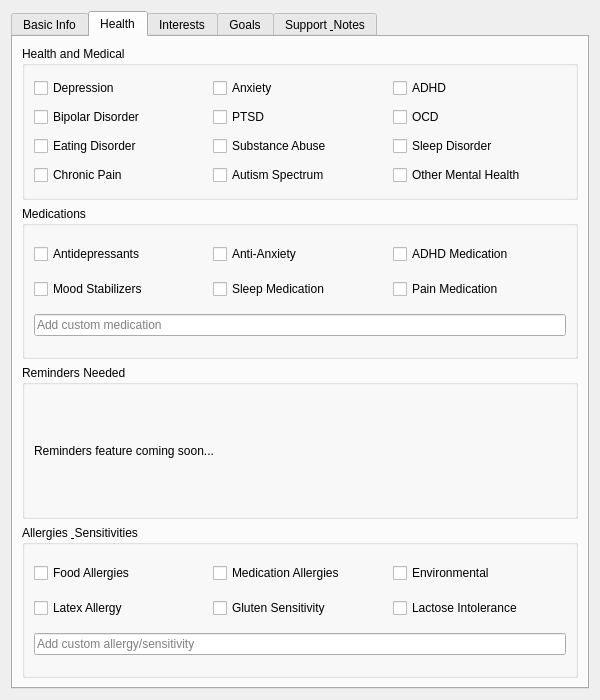
This is ui/designs/user_profile_settings_widget.ui in Jacfogel/MHM as Qt 5 draws it before an edit. The edited form follows.
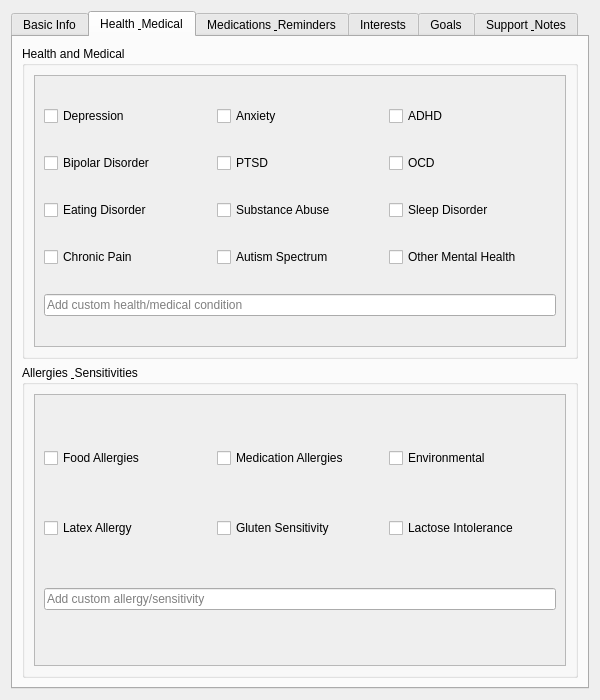
This is the edited form. The open tabs and pages were chosen to show the change.

Commit message: Fix user profile settings scroll areas and improve dynamic lists

Diff of the .ui file:
```diff
--- a/ui/designs/user_profile_settings_widget.ui
+++ b/ui/designs/user_profile_settings_widget.ui
@@ -94,7 +94,7 @@
      </widget>
      <widget class="QWidget" name="tab_health">
       <attribute name="title">
-       <string>Health</string>
+       <string>Health &amp; Medical</string>
       </attribute>
       <layout class="QVBoxLayout" name="verticalLayout_health">
        <item>
@@ -103,6 +103,48 @@
           <string>Health and Medical</string>
          </property>
          <layout class="QGridLayout" name="gridLayout_medical">
+          <item row="1" column="0">
+           <widget class="QScrollArea" name="scrollArea_medical">
+            <property name="sizePolicy">
+             <sizepolicy hsizetype="Preferred" vsizetype="Expanding">
+              <horstretch>0</horstretch>
+              <verstretch>0</verstretch>
+             </sizepolicy>
+            </property>
+            <property name="widgetResizable">
+             <bool>true</bool>
+            </property>
+            <widget class="QWidget" name="scrollAreaWidgetContents_medical">
+             <property name="geometry">
+              <rect>
+               <x>0</x>
+               <y>0</y>
+               <width>534</width>
+               <height>271</height>
+              </rect>
+             </property>
+             <layout class="QGridLayout" name="gridLayout_4">
+              <item row="2" column="1">
+               <widget class="QCheckBox" name="checkBox_substance_abuse">
+                <property name="text">
+                 <string>Substance Abuse</string>
+                </property>
+               </widget>
+              </item>
+              <item row="1" column="2">
+               <widget class="QCheckBox" name="checkBox_ocd">
+                <property name="text">
+                 <string>OCD</string>
+                </property>
+               </widget>
+              </item>
+              <item row="3" column="1">
+               <widget class="QCheckBox" name="checkBox_autism">
+                <property name="text">
+                 <string>Autism Spectrum</string>
+                </property>
+               </widget>
+              </item>
           <item row="0" column="0">
            <widget class="QCheckBox" name="checkBox_depression">
             <property name="text">
@@ -110,6 +152,27 @@
             </property>
            </widget>
           </item>
+              <item row="2" column="0">
+               <widget class="QCheckBox" name="checkBox_eating_disorder">
+                <property name="text">
+                 <string>Eating Disorder</string>
+                </property>
+               </widget>
+              </item>
+              <item row="3" column="2">
+               <widget class="QCheckBox" name="checkBox_other_mental_health">
+                <property name="text">
+                 <string>Other Mental Health</string>
+                </property>
+               </widget>
+              </item>
+              <item row="3" column="0">
+               <widget class="QCheckBox" name="checkBox_chronic_pain">
+                <property name="text">
+                 <string>Chronic Pain</string>
+                </property>
+               </widget>
+              </item>
           <item row="0" column="1">
            <widget class="QCheckBox" name="checkBox_anxiety">
             <property name="text">
@@ -117,6 +180,13 @@
             </property>
            </widget>
           </item>
+              <item row="2" column="2">
+               <widget class="QCheckBox" name="checkBox_sleep_disorder">
+                <property name="text">
+                 <string>Sleep Disorder</string>
+                </property>
+               </widget>
+              </item>
           <item row="0" column="2">
            <widget class="QCheckBox" name="checkBox_adhd">
             <property name="text">
@@ -138,58 +208,110 @@
             </property>
            </widget>
           </item>
+              <item row="4" column="0" colspan="3">
+               <widget class="QLineEdit" name="lineEdit_custom_medical">
+                <property name="placeholderText">
+                 <string>Add custom health/medical condition</string>
+                </property>
+               </widget>
+              </item>
+             </layout>
+            </widget>
+           </widget>
+          </item>
+         </layout>
+        </widget>
+       </item>
+       <item>
+        <widget class="QGroupBox" name="groupBox_allergies">
+         <property name="title">
+          <string>Allergies &amp; Sensitivities</string>
+         </property>
+         <layout class="QGridLayout" name="gridLayout_allergies">
+          <item row="0" column="1">
+           <widget class="QScrollArea" name="scrollArea_allergies">
+            <property name="sizePolicy">
+             <sizepolicy hsizetype="Preferred" vsizetype="Expanding">
+              <horstretch>0</horstretch>
+              <verstretch>0</verstretch>
+             </sizepolicy>
+            </property>
+            <property name="widgetResizable">
+             <bool>true</bool>
+            </property>
+            <widget class="QWidget" name="scrollAreaWidgetContents_allergies">
+             <property name="geometry">
+              <rect>
+               <x>0</x>
+               <y>0</y>
+               <width>534</width>
+               <height>271</height>
+              </rect>
+             </property>
+             <layout class="QGridLayout" name="gridLayout_5">
+              <item row="0" column="0">
+               <widget class="QCheckBox" name="checkBox_food_allergies">
+                <property name="text">
+                 <string>Food Allergies</string>
+                </property>
+               </widget>
+              </item>
+              <item row="0" column="1">
+               <widget class="QCheckBox" name="checkBox_medication_allergies">
+                <property name="text">
+                 <string>Medication Allergies</string>
+                </property>
+               </widget>
+              </item>
+              <item row="0" column="2">
+               <widget class="QCheckBox" name="checkBox_environmental_allergies">
+                <property name="text">
+                 <string>Environmental</string>
+                </property>
+               </widget>
+              </item>
+              <item row="1" column="0">
+               <widget class="QCheckBox" name="checkBox_latex_allergy">
+                <property name="text">
+                 <string>Latex Allergy</string>
+                </property>
+               </widget>
+              </item>
+              <item row="1" column="1">
+               <widget class="QCheckBox" name="checkBox_gluten_sensitivity">
+                <property name="text">
+                 <string>Gluten Sensitivity</string>
+                </property>
+               </widget>
+              </item>
           <item row="1" column="2">
-           <widget class="QCheckBox" name="checkBox_ocd">
+               <widget class="QCheckBox" name="checkBox_lactose_intolerance">
             <property name="text">
-             <string>OCD</string>
+                 <string>Lactose Intolerance</string>
             </property>
            </widget>
           </item>
-          <item row="2" column="0">
-           <widget class="QCheckBox" name="checkBox_eating_disorder">
-            <property name="text">
-             <string>Eating Disorder</string>
+              <item row="2" column="0" colspan="3">
+               <widget class="QLineEdit" name="lineEdit_custom_allergies">
+                <property name="placeholderText">
+                 <string>Add custom allergy/sensitivity</string>
             </property>
            </widget>
           </item>
-          <item row="2" column="1">
-           <widget class="QCheckBox" name="checkBox_substance_abuse">
-            <property name="text">
-             <string>Substance Abuse</string>
-            </property>
-           </widget>
-          </item>
-          <item row="2" column="2">
-           <widget class="QCheckBox" name="checkBox_sleep_disorder">
-            <property name="text">
-             <string>Sleep Disorder</string>
-            </property>
+             </layout>
+            </widget>
            </widget>
           </item>
-          <item row="3" column="0">
-           <widget class="QCheckBox" name="checkBox_chronic_pain">
-            <property name="text">
-             <string>Chronic Pain</string>
-            </property>
-           </widget>
-          </item>
-          <item row="3" column="1">
-           <widget class="QCheckBox" name="checkBox_autism">
-            <property name="text">
-             <string>Autism Spectrum</string>
-            </property>
-           </widget>
-          </item>
-          <item row="3" column="2">
-           <widget class="QCheckBox" name="checkBox_other_mental_health">
-            <property name="text">
-             <string>Other Mental Health</string>
-            </property>
-           </widget>
-          </item>
-         </layout>
-        </widget>
-       </item>
+         </layout>
+        </widget>
+       </item>
+      </layout>
+     </widget>
+     <widget class="QWidget" name="tab_medications_reminders">
+      <attribute name="title">
+       <string>Medications &amp; Reminders</string>
+      </attribute>
+      <layout class="QVBoxLayout" name="verticalLayout_medications_reminders">
        <item>
         <widget class="QGroupBox" name="groupBox_medications">
          <property name="title">
@@ -197,6 +319,27 @@
          </property>
          <layout class="QGridLayout" name="gridLayout_medications">
           <item row="0" column="0">
+           <widget class="QScrollArea" name="scrollArea_medications">
+            <property name="sizePolicy">
+             <sizepolicy hsizetype="Preferred" vsizetype="Expanding">
+              <horstretch>0</horstretch>
+              <verstretch>0</verstretch>
+             </sizepolicy>
+            </property>
+            <property name="widgetResizable">
+             <bool>true</bool>
+            </property>
+            <widget class="QWidget" name="scrollAreaWidgetContents_medications">
+             <property name="geometry">
+              <rect>
+               <x>0</x>
+               <y>0</y>
+               <width>534</width>
+               <height>271</height>
+              </rect>
+             </property>
+             <layout class="QGridLayout" name="gridLayout_6">
+              <item row="0" column="0">
            <widget class="QCheckBox" name="checkBox_antidepressants">
             <property name="text">
              <string>Antidepressants</string>
@@ -247,6 +390,10 @@
           </item>
          </layout>
         </widget>
+           </widget>
+          </item>
+         </layout>
+        </widget>
        </item>
        <item>
         <widget class="QGroupBox" name="groupBox_reminders_needed">
@@ -255,6 +402,27 @@
          </property>
          <layout class="QVBoxLayout" name="verticalLayout_reminders_needed">
           <item>
+           <widget class="QScrollArea" name="scrollArea_reminders">
+            <property name="sizePolicy">
+             <sizepolicy hsizetype="Preferred" vsizetype="Expanding">
+              <horstretch>0</horstretch>
+              <verstretch>0</verstretch>
+             </sizepolicy>
+            </property>
+            <property name="widgetResizable">
+             <bool>true</bool>
+            </property>
+            <widget class="QWidget" name="scrollAreaWidgetContents_reminders">
+             <property name="geometry">
+              <rect>
+               <x>0</x>
+               <y>0</y>
+               <width>534</width>
+               <height>271</height>
+              </rect>
+             </property>
+             <layout class="QGridLayout" name="gridLayout_7">
+              <item row="0" column="0">
            <widget class="QLabel" name="label_reminders_placeholder">
             <property name="text">
              <string>Reminders feature coming soon...</string>
@@ -263,60 +431,6 @@
           </item>
          </layout>
         </widget>
-       </item>
-       <item>
-        <widget class="QGroupBox" name="groupBox_allergies">
-         <property name="title">
-          <string>Allergies &amp; Sensitivities</string>
-         </property>
-         <layout class="QGridLayout" name="gridLayout_allergies">
-          <item row="0" column="0">
-           <widget class="QCheckBox" name="checkBox_food_allergies">
-            <property name="text">
-             <string>Food Allergies</string>
-            </property>
-           </widget>
-          </item>
-          <item row="0" column="1">
-           <widget class="QCheckBox" name="checkBox_medication_allergies">
-            <property name="text">
-             <string>Medication Allergies</string>
-            </property>
-           </widget>
-          </item>
-          <item row="0" column="2">
-           <widget class="QCheckBox" name="checkBox_environmental_allergies">
-            <property name="text">
-             <string>Environmental</string>
-            </property>
-           </widget>
-          </item>
-          <item row="1" column="0">
-           <widget class="QCheckBox" name="checkBox_latex_allergy">
-            <property name="text">
-             <string>Latex Allergy</string>
-            </property>
-           </widget>
-          </item>
-          <item row="1" column="1">
-           <widget class="QCheckBox" name="checkBox_gluten_sensitivity">
-            <property name="text">
-             <string>Gluten Sensitivity</string>
-            </property>
-           </widget>
-          </item>
-          <item row="1" column="2">
-           <widget class="QCheckBox" name="checkBox_lactose_intolerance">
-            <property name="text">
-             <string>Lactose Intolerance</string>
-            </property>
-           </widget>
-          </item>
-          <item row="2" column="0" colspan="3">
-           <widget class="QLineEdit" name="lineEdit_custom_allergies">
-            <property name="placeholderText">
-             <string>Add custom allergy/sensitivity</string>
-            </property>
            </widget>
           </item>
          </layout>
```
Left out of the diff: 219 changed lines with no effect on the pictures. Lines whose indentation alone changed are shown as unchanged. The commit also changes 5 other files.
